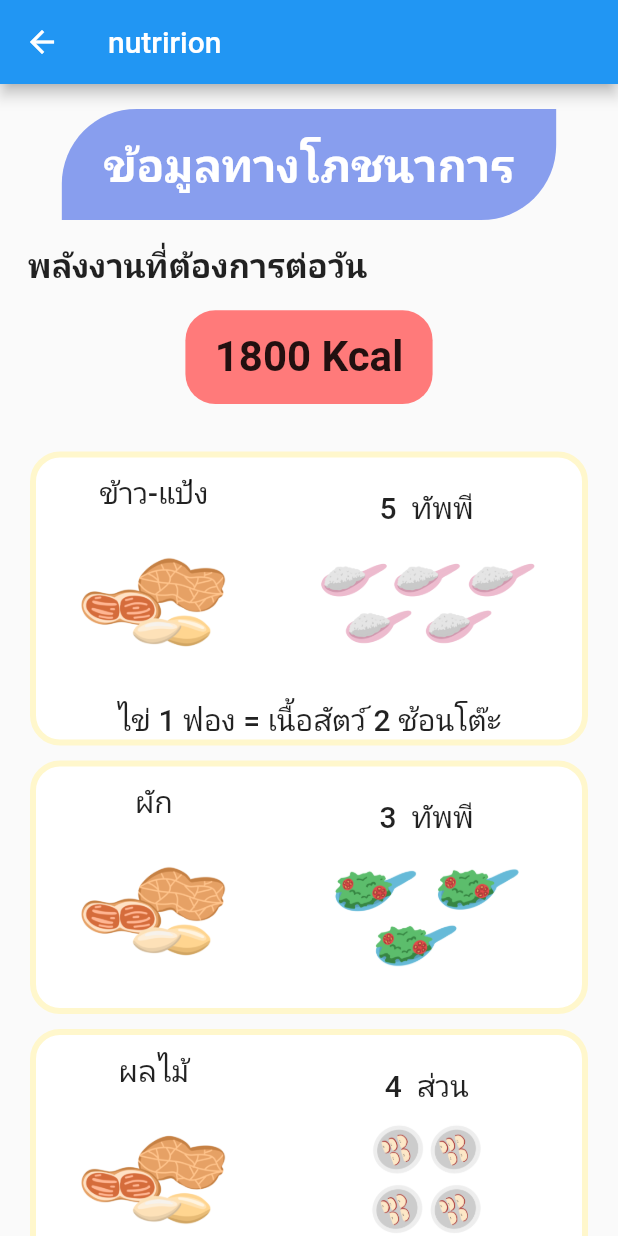
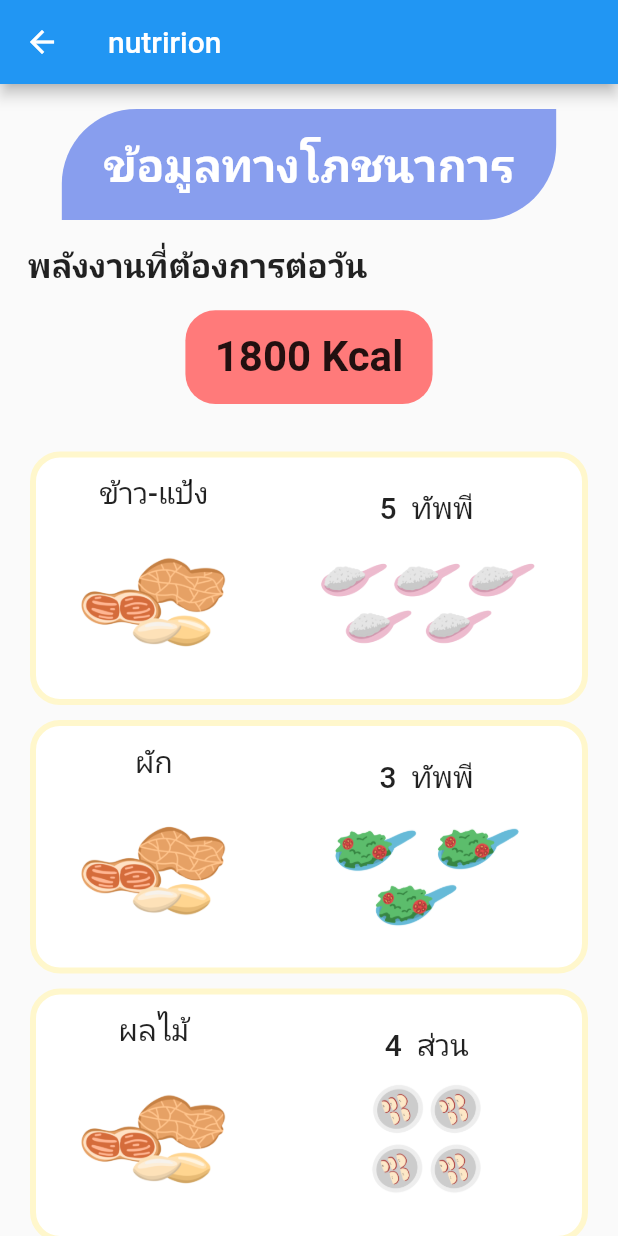
Before and after one commit to AINutritionProject/KinDeeUDee, a Flutter app: the Nutrition screen opened directly, on a phone screen of 412 x 824 dp. Run offline on Flutter 3.47's test engine with Material 2 defaults, Android fonts, the phone set to English and light mode, and no system bars; our stand-ins replace camera, cloud_firestore, csv, dotted_border, firebase_auth, firebase_core and 5 more; missing offline and left inert: dart:ffi; accounts and stored records are empty.

Commit message:
everything need in page is created success มั้ง

```diff
--- a/lib/pages/information/bmi.dart
+++ b/lib/pages/information/bmi.dart
@@ -4,6 +4,7 @@ import 'package:cloud_firestore/cloud_firestore.dart';
 import 'package:flutter/material.dart';
 import 'package:firebase_auth/firebase_auth.dart';
 import 'package:appfood2/auth.dart';
+import 'package:appfood2/pages/information/nutrition.dart';
 import 'package:font_awesome_flutter/font_awesome_flutter.dart';
 
 import '../register_success.dart';
@@ -488,7 +489,10 @@ class _BMIState extends State<BMI> {
                       borderRadius: BorderRadius.circular(30),
                     ))),
                 onPressed: () {
-                  setState(() {});
+                  Navigator.push(
+                    context,
+                    MaterialPageRoute(
+                        builder: (context) => const Nutrition()));
                 },
                 child: const Padding(
                   padding: EdgeInsets.symmetric(vertical: 3, horizontal: 15),
--- a/lib/pages/information/nutrition.dart
+++ b/lib/pages/information/nutrition.dart
@@ -37,7 +37,7 @@ class Nutrition extends StatelessWidget {
       'imgTypeNutritionPath': "assets/images/NutritionImg/peanutcut.png"
     },
     {
-      'name':'เนื้อสัตว- ไข่',
+      'name':'เนื้อสัตว-ไข่',
       'nameAmount': 'ข้อนโต้ะ',
       'amountWiget': {
         7:SevenMeat(),
@@ -224,7 +224,7 @@ class SectionNutrition extends StatelessWidget {
                 //const Text('')
               ],
             ),
-            nameTypeNutrition == 'ข้าว-แป้ง' ? const Text('ไข่ 1 ฟอง = เนื้อสัตว์ 2 ช้อนโต๊ะ', style: TextStyle(fontSize: 20, fontWeight: FontWeight.w500),) : const SizedBox()
+            nameTypeNutrition == 'นื้อสัตว- ไข่' ? const Text('ไข่ 1 ฟอง = เนื้อสัตว์ 2 ช้อนโต๊ะ', style: TextStyle(fontSize: 20, fontWeight: FontWeight.w500),) : const SizedBox()
           ],
         )
 
```
